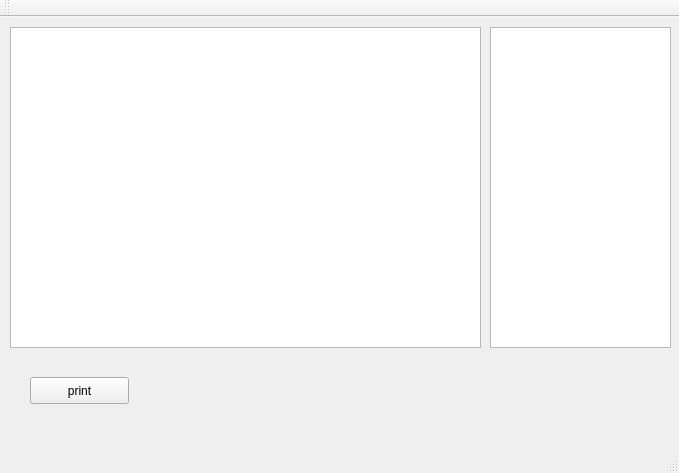
First picture: the form in mainwindow.ui, repository caiweiwenjs/cprinter, before the edit.
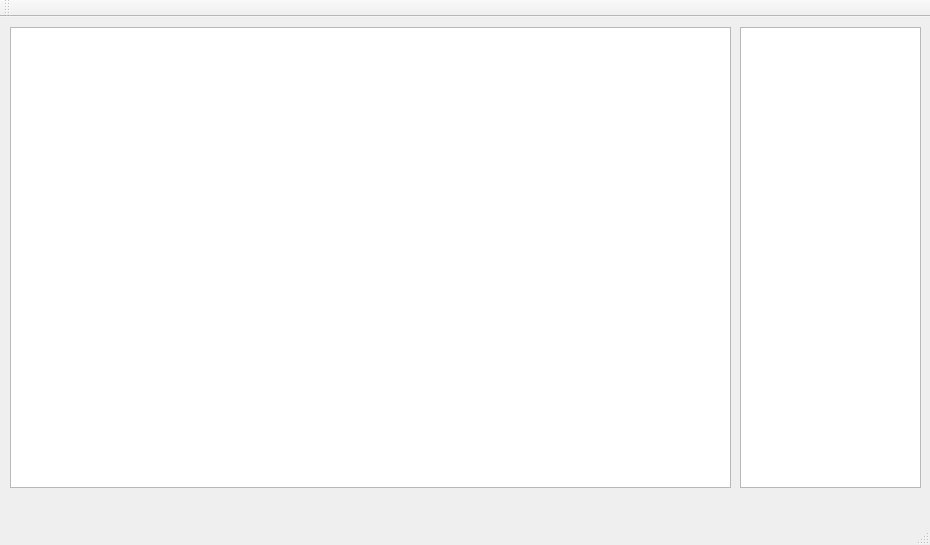
Second picture: the form after the edit.

The edit to the form file:
```diff
--- a/mainwindow.ui
+++ b/mainwindow.ui
@@ -6,34 +6,21 @@
    <rect>
     <x>0</x>
     <y>0</y>
-    <width>679</width>
-    <height>473</height>
+    <width>930</width>
+    <height>545</height>
    </rect>
   </property>
   <property name="windowTitle">
    <string>MainWindow</string>
   </property>
   <widget class="QWidget" name="centralWidget">
-   <widget class="QPushButton" name="pushButton">
-    <property name="geometry">
-     <rect>
-      <x>30</x>
-      <y>360</y>
-      <width>99</width>
-      <height>27</height>
-     </rect>
-    </property>
-    <property name="text">
-     <string>print</string>
-    </property>
-   </widget>
    <widget class="QListWidget" name="listWidget">
     <property name="geometry">
      <rect>
-      <x>490</x>
+      <x>740</x>
       <y>10</y>
       <width>181</width>
-      <height>321</height>
+      <height>461</height>
      </rect>
     </property>
    </widget>
@@ -42,8 +29,8 @@
      <rect>
       <x>10</x>
       <y>10</y>
-      <width>471</width>
-      <height>321</height>
+      <width>721</width>
+      <height>461</height>
      </rect>
     </property>
    </widget>
```
Left out of the diff: 4 changed lines with no effect on the pictures.
